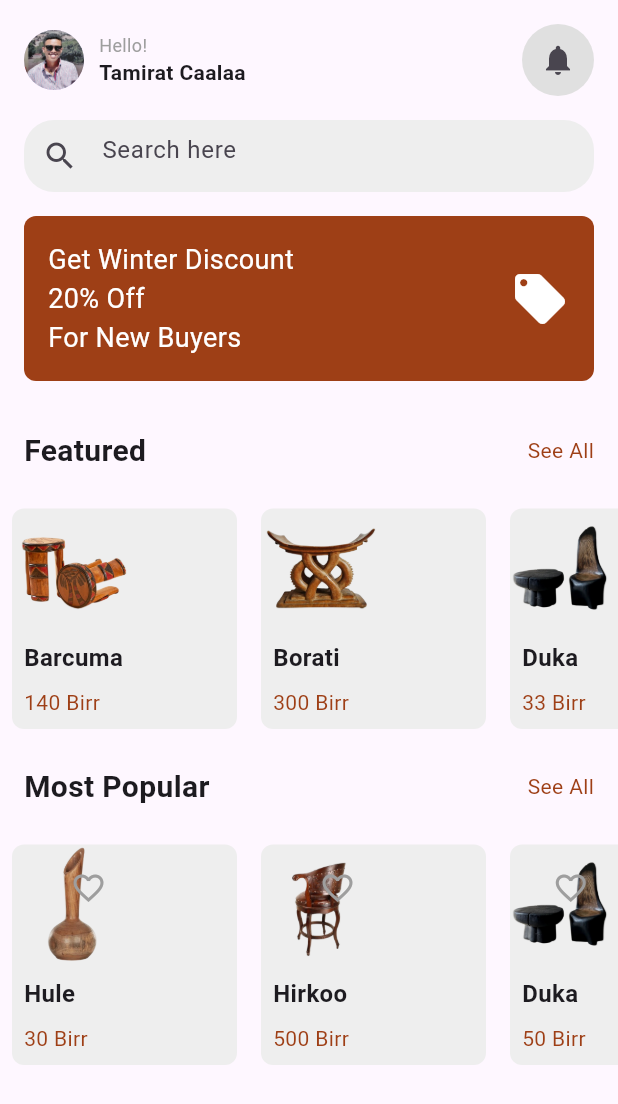
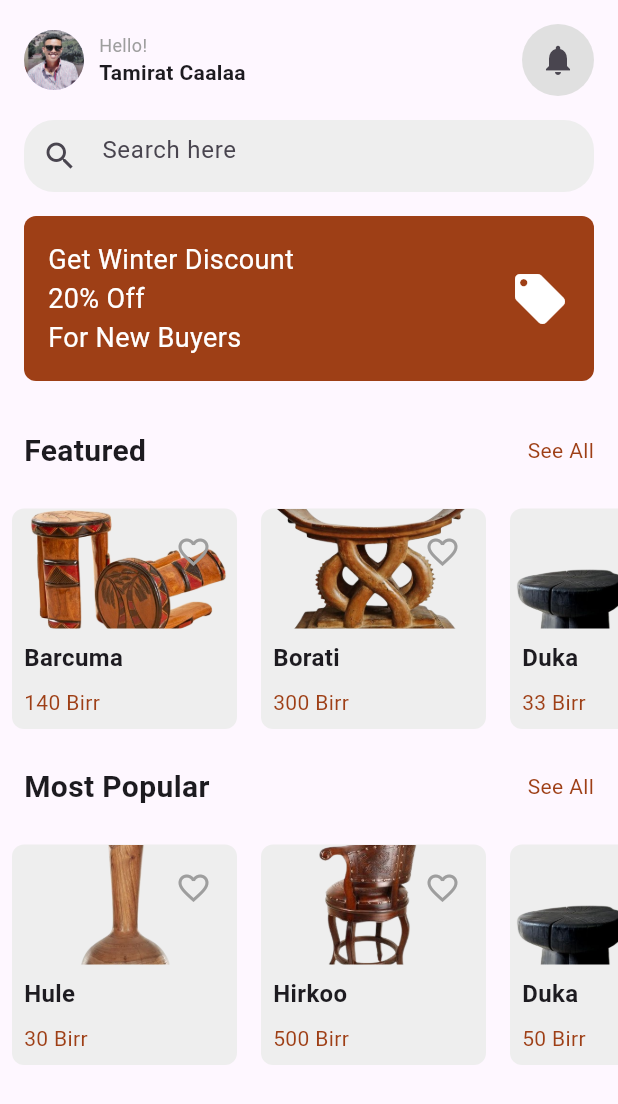
Before and after one commit to Firuol/Jcraft, a Flutter app: the screen it shows after launch, on a phone screen of 412 x 824 dp. Shown: the top 1104 px of the screen. Run offline on Flutter 3.47's test engine with Material 3 defaults, Android fonts, the phone set to English and light mode, and no system bars.

Commit message:
almost there

```diff
--- a/jcraft/lib/main.dart
+++ b/jcraft/lib/main.dart
@@ -194,50 +194,7 @@ class HomePage extends StatelessWidget {
 
   // Helper method to build featured items
   Widget _buildFeaturedItem(String name, String price) {
-    return Container(
-      margin: EdgeInsets.all(8.0),
-      width: 150.0,
-      decoration: BoxDecoration(
-        color: Colors.grey[200],
-        borderRadius: BorderRadius.circular(8.0),
-      ),
-      child: Column(
-        crossAxisAlignment: CrossAxisAlignment.start, // Align text to the left
-        children: [
-          Image.asset(
-            'assets/images/$name.png', // Replace with your image path
-            height: 80.0,
-            fit: BoxFit.cover,
-          ),
-          Padding(
-            padding: const EdgeInsets.all(8.0),
-            child: Align(
-              alignment: Alignment.centerLeft, // Align name to the left
-              child: Text(
-                name,
-                style: TextStyle(
-                  fontSize: 16.0,
-                  fontWeight: FontWeight.bold,
-                ),
-              ),
-            ),
-          ),
-          Padding(
-            padding: const EdgeInsets.only(left: 8.0, bottom: 8.0),
-            child: Align(
-              alignment: Alignment.centerLeft, // Align price to the left
-              child: Text(
-                price,
-                style: TextStyle(
-                  fontSize: 14.0,
-                  color: Color.fromRGBO(158, 63, 22, 1.0),
-                ),
-              ),
-            ),
-          ),
-        ],
-      ),
-    );
+    return FeaturedItem(name: name, price: price);
   }
 
   // Helper method to build popular items
@@ -246,17 +203,17 @@ class HomePage extends StatelessWidget {
   }
 }
 
-class PopularItem extends StatefulWidget {
+class FeaturedItem extends StatefulWidget {
   final String name;
   final String price;
 
-  PopularItem({required this.name, required this.price});
+  FeaturedItem({required this.name, required this.price});
 
   @override
-  _PopularItemState createState() => _PopularItemState();
+  _FeaturedItemState createState() => _FeaturedItemState();
 }
 
-class _PopularItemState extends State<PopularItem> {
+class _FeaturedItemState extends State<FeaturedItem> {
   bool isFavorited = false; // Track favorite state
 
   @override
@@ -273,10 +230,18 @@ class _PopularItemState extends State<PopularItem> {
         children: [
           Stack(
             children: [
-              Image.asset(
-                'assets/images/${widget.name}.png', // Replace with your image path
-                height: 80.0,
-                fit: BoxFit.cover,
+              // Item Image
+              ClipRRect(
+                borderRadius: BorderRadius.only(
+                  topLeft: Radius.circular(8.0),
+                  topRight: Radius.circular(8.0),
+                ),
+                child: Image.asset(
+                  'assets/images/${widget.name}.png', // Replace with your image path
+                  height: 80.0,
+                  width: double.infinity,
+                  fit: BoxFit.cover,
+                ),
               ),
               // Favorite Icon
               Positioned(
@@ -327,3 +292,93 @@ class _PopularItemState extends State<PopularItem> {
     );
   }
 }
+
+class PopularItem extends StatefulWidget {
+  final String name;
+  final String price;
+
+  PopularItem({required this.name, required this.price});
+
+  @override
+  _PopularItemState createState() => _PopularItemState();
+}
+
+class _PopularItemState extends State<PopularItem> {
+  bool isFavorited = false; // Track favorite state
+
+  @override
+  Widget build(BuildContext context) {
+    return Container(
+      margin: EdgeInsets.all(8.0),
+      width: 150.0,
+      decoration: BoxDecoration(
+        color: Colors.grey[200],
+        borderRadius: BorderRadius.circular(8.0),
+      ),
+      child: Column(
+        crossAxisAlignment: CrossAxisAlignment.start, // Align text to the left
+        children: [
+          Stack(
+            children: [
+              // Item Image
+              ClipRRect(
+                borderRadius: BorderRadius.only(
+                  topLeft: Radius.circular(8.0),
+                  topRight: Radius.circular(8.0),
+                ),
+                child: Image.asset(
+                  'assets/images/${widget.name}.png', // Replace with your image path
+                  height: 80.0,
+                  width: double.infinity,
+                  fit: BoxFit.cover,
+                ),
+              ),
+              // Favorite Icon
+              Positioned(
+                top: 5,
+                right: 5,
+                child: IconButton(
+                  icon: Icon(
+                    isFavorited ? Icons.favorite : Icons.favorite_border,
+                    color: isFavorited ? Colors.yellow : Colors.grey,
+                  ),
+                  onPressed: () {
+                    setState(() {
+                      isFavorited = !isFavorited; // Toggle favorite state
+                    });
+                  },
+                ),
+              ),
+            ],
+          ),
+          Padding(
+            padding: const EdgeInsets.all(8.0),
+            child: Align(
+              alignment: Alignment.centerLeft, // Align name to the left
+              child: Text(
+                widget.name,
+                style: TextStyle(
+                  fontSize: 16.0,
+                  fontWeight: FontWeight.bold,
+                ),
+              ),
+            ),
+          ),
+          Padding(
+            padding: const EdgeInsets.only(left: 8.0, bottom: 8.0),
+            child: Align(
+              alignment: Alignment.centerLeft, // Align price to the left
+              child: Text(
+                widget.price,
+                style: TextStyle(
+                  fontSize: 14.0,
+                  color: Color.fromRGBO(158, 63, 22, 1.0),
+                ),
+              ),
+            ),
+          ),
+        ],
+      ),
+    );
+  }
+}
```
